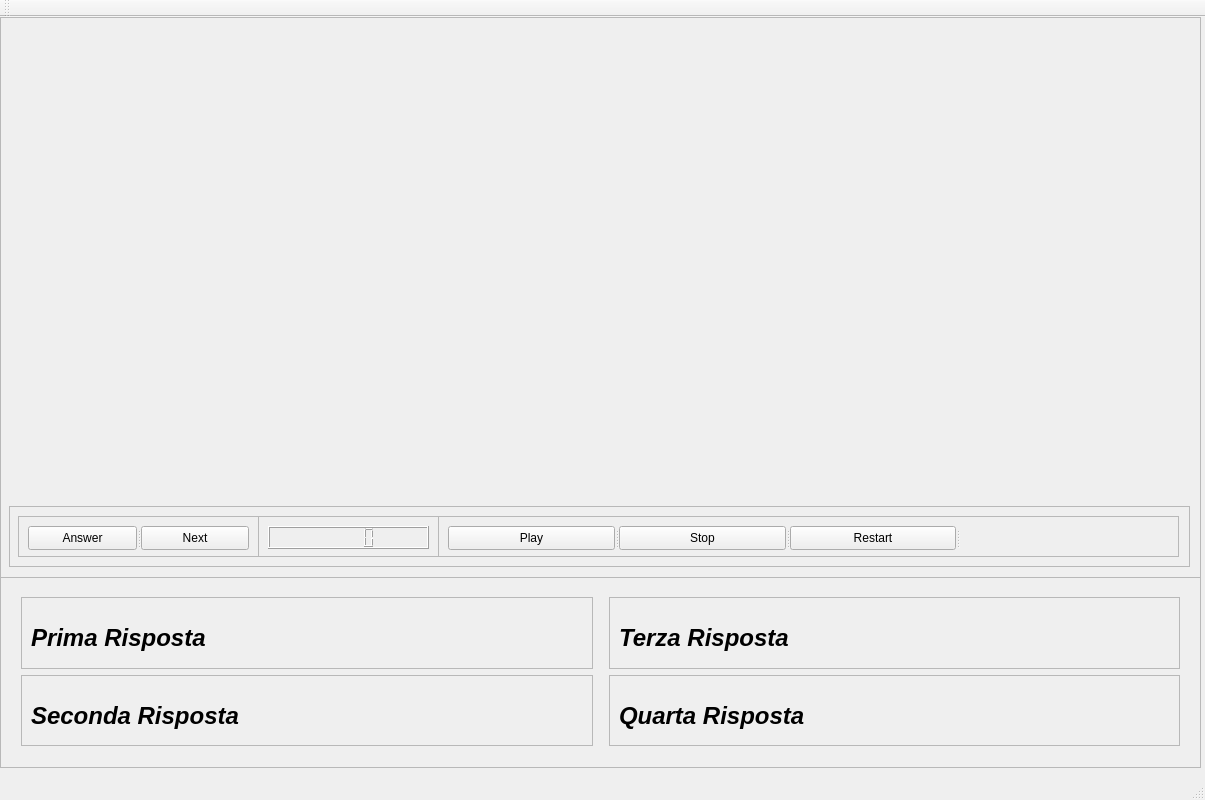
This is cervellone.ui in AndreaCorna/cervellone as Qt 5 draws it before an edit. The edited form follows.
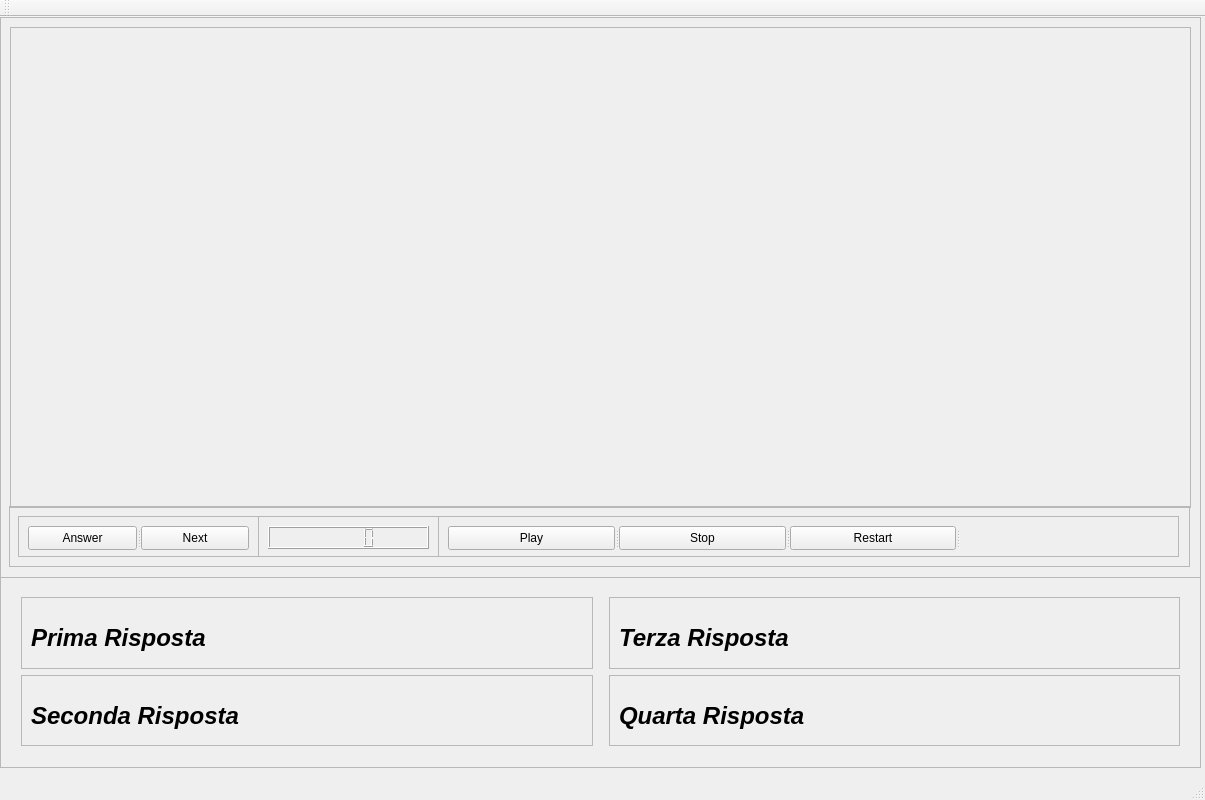
This is the edited form. Custom widgets are drawn as their Qt base class.

Commit message: link slider video e setup controlli

Patch:
```diff
--- a/cervellone.ui
+++ b/cervellone.ui
@@ -335,15 +335,31 @@
       </widget>
      </widget>
     </widget>
-    <widget class="Phonon::VideoPlayer" name="videoPlayer">
+    <widget class="QFrame" name="frame_8">
      <property name="geometry">
       <rect>
-       <x>120</x>
-       <y>59</y>
-       <width>811</width>
-       <height>381</height>
+       <x>10</x>
+       <y>10</y>
+       <width>1181</width>
+       <height>481</height>
       </rect>
      </property>
+     <property name="frameShape">
+      <enum>QFrame::StyledPanel</enum>
+     </property>
+     <property name="frameShadow">
+      <enum>QFrame::Raised</enum>
+     </property>
+     <widget class="Phonon::VideoPlayer" name="videoPlayer">
+      <property name="geometry">
+       <rect>
+        <x>20</x>
+        <y>50</y>
+        <width>1141</width>
+        <height>401</height>
+       </rect>
+      </property>
+     </widget>
     </widget>
    </widget>
   </widget>
```
Left out of the diff: 2 changed lines with no effect on the pictures. The commit also changes 2 other files.
